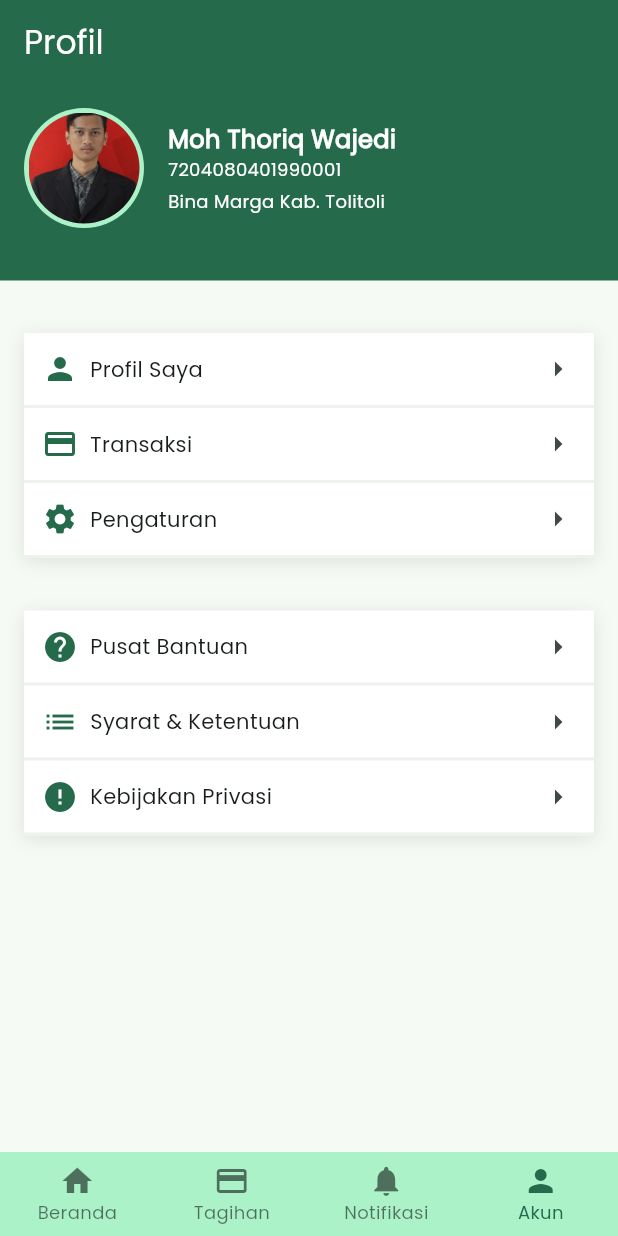
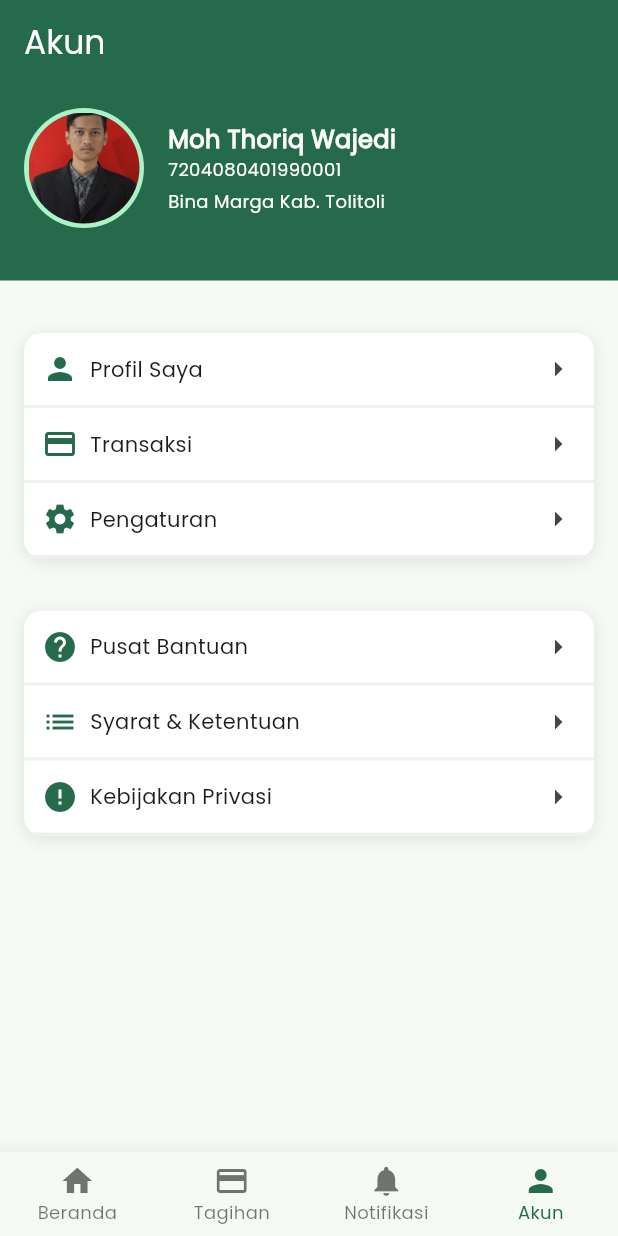
Before and after one commit to ThoriqW/aplikasi_kpri_mobile, a Flutter app: the MainView screen opened directly, item 4 of the bottom bar chosen, on a phone screen of 412 x 824 dp. Run offline on Flutter 3.47's test engine with Material 3 defaults, Android fonts, the phone set to English and light mode, and no system bars; our stand-ins replace flutter_riverpod, flutter_svg, get, hexcolor.

Commit message:
add page profile view and account view

```diff
--- a/lib/views/about_view.dart
+++ b/lib/views/about_view.dart
@@ -20,9 +20,10 @@ class AboutView extends StatelessWidget {
           child: Container(
             width: MediaQuery.of(context).size.width - 32,
             margin: const EdgeInsets.only(top: 15, bottom: 15),
-            decoration: const BoxDecoration(
+            decoration: BoxDecoration(
+              borderRadius: BorderRadius.circular(12),
               color: Colors.white,
-              boxShadow: [
+              boxShadow: const [
                 BoxShadow(
                   color: Color.fromRGBO(0, 0, 0, 0.1),
                   blurRadius: 9,
--- /dev/null
+++ b/lib/views/account_view.dart
@@ -0,0 +1,269 @@
+import 'package:aplikasi_kpri_mobile/views/profile_view.dart';
+import 'package:aplikasi_kpri_mobile/widgets/account_menu.dart';
+import 'package:flutter/material.dart';
+
+class AccountView extends StatelessWidget {
+  const AccountView({super.key});
+
+  @override
+  Widget build(BuildContext context) {
+    return Scaffold(
+      appBar: AppBar(
+        title: Text(
+          "Akun",
+          style: TextStyle(color: Theme.of(context).colorScheme.onPrimary),
+        ),
+        backgroundColor: Theme.of(context).colorScheme.primary,
+      ),
+      body: SingleChildScrollView(
+        child: Column(
+          children: [
+            Container(
+              color: Theme.of(context).colorScheme.primary,
+              width: double.infinity,
+              padding: const EdgeInsets.fromLTRB(16.0, 16.0, 16.0, 35.0),
+              child: const Row(
+                children: [
+                  CircleAvatar(
+                    radius: 40,
+                    child: CircleAvatar(
+                      backgroundImage: AssetImage("assets/images/thoriq.png"),
+                      radius: 37,
+                    ),
+                  ),
+                  SizedBox(width: 16),
+                  Column(
+                    mainAxisSize: MainAxisSize.min,
+                    crossAxisAlignment: CrossAxisAlignment.start,
+                    children: [
+                      Text(
+                        "Moh Thoriq Wajedi",
+                        style: TextStyle(
+                            fontWeight: FontWeight.bold,
+                            fontSize: 16,
+                            color: Colors.white),
+                      ),
+                      Text(
+                        "7204080401990001",
+                        style: TextStyle(fontSize: 12, color: Colors.white),
+                      ),
+                      SizedBox(
+                        height: 4,
+                      ),
+                      Text(
+                        "Bina Marga Kab. Tolitoli",
+                        style: TextStyle(fontSize: 12, color: Colors.white),
+                      ),
+                    ],
+                  )
+                ],
+              ),
+            ),
+            Container(
+              width: MediaQuery.of(context).size.width - 32,
+              margin: const EdgeInsets.only(top: 35),
+              decoration: BoxDecoration(
+                borderRadius: BorderRadius.circular(12),
+                color: Colors.white,
+                boxShadow: const [
+                  BoxShadow(
+                    color: Color.fromRGBO(0, 0, 0, 0.1),
+                    blurRadius: 9,
+                    spreadRadius: 0,
+                    offset: Offset(0, 2),
+                  ),
+                ],
+              ),
+              child: Column(
+                children: [
+                  AccountMenu(
+                    icon: Icons.person,
+                    text: "Profil Saya",
+                    onTap: () {
+                      Navigator.push(
+                        context,
+                        MaterialPageRoute(
+                          builder: (context) => const ProfileView(),
+                        ),
+                      );
+                    },
+                  ),
+                  Container(
+                    padding: const EdgeInsets.all(12),
+                    decoration: BoxDecoration(
+                      border: Border(
+                        bottom: BorderSide(
+                            width: 2,
+                            color:
+                                Theme.of(context).colorScheme.onInverseSurface),
+                      ),
+                    ),
+                    child: Row(
+                      mainAxisAlignment: MainAxisAlignment.spaceBetween,
+                      children: [
+                        Row(
+                          children: [
+                            Icon(
+                              Icons.payment,
+                              color: Theme.of(context).colorScheme.primary,
+                            ),
+                            const SizedBox(width: 8),
+                            const Text("Transaksi"),
+                          ],
+                        ),
+                        Icon(
+                          Icons.arrow_right,
+                          color: Theme.of(context).colorScheme.onSurfaceVariant,
+                        )
+                      ],
+                    ),
+                  ),
+                  Container(
+                    padding: const EdgeInsets.all(12),
+                    decoration: BoxDecoration(
+                      border: Border(
+                        bottom: BorderSide(
+                            width: 2,
+                            color:
+                                Theme.of(context).colorScheme.onInverseSurface),
+                      ),
+                    ),
+                    child: Row(
+                      mainAxisAlignment: MainAxisAlignment.spaceBetween,
+                      children: [
+                        Row(
+                          children: [
+                            Icon(
+                              Icons.settings,
+                              color: Theme.of(context).colorScheme.primary,
+                            ),
+                            const SizedBox(width: 8),
+                            const Text("Pengaturan"),
+                          ],
+                        ),
+                        Icon(
+                          Icons.arrow_right,
+                          color: Theme.of(context).colorScheme.onSurfaceVariant,
+                        )
+                      ],
+                    ),
+                  ),
+                ],
+              ),
+            ),
+            Container(
+              width: MediaQuery.of(context).size.width - 32,
+              margin: const EdgeInsets.only(top: 35),
+              decoration: BoxDecoration(
+                borderRadius: BorderRadius.circular(12),
+                color: Colors.white,
+                boxShadow: const [
+                  BoxShadow(
+                    color: Color.fromRGBO(0, 0, 0, 0.1),
+                    blurRadius: 9,
+                    spreadRadius: 0,
+                    offset: Offset(0, 2),
+                  ),
+                ],
+              ),
+              child: Column(
+                children: [
+                  Container(
+                    padding: const EdgeInsets.all(12),
+                    decoration: BoxDecoration(
+                      border: Border(
+                        bottom: BorderSide(
+                            width: 2,
+                            color:
+                                Theme.of(context).colorScheme.onInverseSurface),
+                      ),
+                    ),
+                    child: Row(
+                      mainAxisAlignment: MainAxisAlignment.spaceBetween,
+                      children: [
+                        Row(
+                          children: [
+                            Icon(
+                              Icons.help,
+                              color: Theme.of(context).colorScheme.primary,
+                            ),
+                            const SizedBox(width: 8),
+                            const Text("Pusat Bantuan"),
+                          ],
+                        ),
+                        Icon(
+                          Icons.arrow_right,
+                          color: Theme.of(context).colorScheme.onSurfaceVariant,
+                        )
+                      ],
+                    ),
+                  ),
+                  Container(
+                    padding: const EdgeInsets.all(12),
+                    decoration: BoxDecoration(
+                      border: Border(
+                        bottom: BorderSide(
+                            width: 2,
+                            color:
+                                Theme.of(context).colorScheme.onInverseSurface),
+                      ),
+                    ),
+                    child: Row(
+                      mainAxisAlignment: MainAxisAlignment.spaceBetween,
+                      children: [
+                        Row(
+                          children: [
+                            Icon(
+                              Icons.list,
+                              color: Theme.of(context).colorScheme.primary,
+                            ),
+                            const SizedBox(width: 8),
+                            const Text("Syarat & Ketentuan"),
+                          ],
+                        ),
+                        Icon(
+                          Icons.arrow_right,
+                          color: Theme.of(context).colorScheme.onSurfaceVariant,
+                        )
+                      ],
+                    ),
+                  ),
+                  Container(
+                    padding: const EdgeInsets.all(12),
+                    decoration: BoxDecoration(
+                      border: Border(
+                        bottom: BorderSide(
+                            width: 2,
+                            color:
+                                Theme.of(context).colorScheme.onInverseSurface),
+                      ),
+                    ),
+                    child: Row(
+                      mainAxisAlignment: MainAxisAlignment.spaceBetween,
+                      children: [
+                        Row(
+                          children: [
+                            Icon(
+                              Icons.error,
+                              color: Theme.of(context).colorScheme.primary,
+                            ),
+                            const SizedBox(width: 8),
+                            const Text("Kebijakan Privasi"),
+                          ],
+                        ),
+                        Icon(
+                          Icons.arrow_right,
+                          color: Theme.of(context).colorScheme.onSurfaceVariant,
+                        )
+                      ],
+                    ),
+                  ),
+                ],
+              ),
+            ),
+          ],
+        ),
+      ),
+    );
+  }
+}
--- a/lib/views/invoice_view.dart
+++ b/lib/views/invoice_view.dart
@@ -57,9 +57,10 @@ class InvoiceView extends StatelessWidget {
                 margin: const EdgeInsets.only(top: 35, bottom: 35),
                 padding:
                     const EdgeInsets.symmetric(horizontal: 12, vertical: 6),
-                decoration: const BoxDecoration(
+                decoration: BoxDecoration(
+                  borderRadius: BorderRadius.circular(12),
                   color: Colors.white,
-                  boxShadow: [
+                  boxShadow: const [
                     BoxShadow(
                       color: Color.fromRGBO(0, 0, 0, 0.1),
                       blurRadius: 9,
--- a/lib/views/main_view.dart
+++ b/lib/views/main_view.dart
@@ -1,7 +1,7 @@
 import 'package:aplikasi_kpri_mobile/views/home_view.dart';
 import 'package:aplikasi_kpri_mobile/views/invoice_view.dart';
 import 'package:aplikasi_kpri_mobile/views/notification_view.dart';
-import 'package:aplikasi_kpri_mobile/views/profile_view.dart';
+import 'package:aplikasi_kpri_mobile/views/account_view.dart';
 import 'package:flutter/material.dart';
 
 class MainView extends StatefulWidget {
@@ -16,7 +16,7 @@ class _MainViewState extends State<MainView> {
     const HomeView(),
     const InvoiceView(),
     const NotificationView(),
-    const ProfileView(),
+    const AccountView(),
   ];
   int currentIndex = 0;
 
@@ -33,7 +33,7 @@ class _MainViewState extends State<MainView> {
       resizeToAvoidBottomInset: false,
       bottomNavigationBar: BottomNavigationBar(
         type: BottomNavigationBarType.fixed,
-        elevation: 0,
+        elevation: 15,
         onTap: onTap,
         currentIndex: currentIndex,
         selectedFontSize: 12,
@@ -56,7 +56,6 @@ class _MainViewState extends State<MainView> {
             label: 'Akun',
           ),
         ],
-        backgroundColor: Theme.of(context).colorScheme.primaryContainer,
       ),
     );
   }
--- a/lib/views/notification_view.dart
+++ b/lib/views/notification_view.dart
@@ -23,9 +23,10 @@ class NotificationView extends StatelessWidget {
                 margin: const EdgeInsets.only(top: 35, bottom: 35),
                 padding:
                     const EdgeInsets.symmetric(horizontal: 12, vertical: 6),
-                decoration: const BoxDecoration(
+                decoration: BoxDecoration(
+                  borderRadius: BorderRadius.circular(12),
                   color: Colors.white,
-                  boxShadow: [
+                  boxShadow: const [
                     BoxShadow(
                       color: Color.fromRGBO(0, 0, 0, 0.1),
                       blurRadius: 9,
--- /dev/null
+++ b/lib/widgets/account_menu.dart
@@ -0,0 +1,47 @@
+import 'package:flutter/material.dart';
+
+class AccountMenu extends StatelessWidget {
+  const AccountMenu(
+      {super.key, required this.icon, required this.text, required this.onTap});
+  final IconData icon;
+  final String text;
+  final Function onTap;
+
+  @override
+  Widget build(BuildContext context) {
+    return GestureDetector(
+      onTap: () {
+        onTap();
+      },
+      child: Container(
+        padding: const EdgeInsets.all(12),
+        decoration: BoxDecoration(
+          border: Border(
+            bottom: BorderSide(
+                width: 2,
+                color: Theme.of(context).colorScheme.onInverseSurface),
+          ),
+        ),
+        child: Row(
+          mainAxisAlignment: MainAxisAlignment.spaceBetween,
+          children: [
+            Row(
+              children: [
+                Icon(
+                  icon,
+                  color: Theme.of(context).colorScheme.primary,
+                ),
+                const SizedBox(width: 8),
+                Text(text),
+              ],
+            ),
+            Icon(
+              Icons.arrow_right,
+              color: Theme.of(context).colorScheme.onSurfaceVariant,
+            )
+          ],
+        ),
+      ),
+    );
+  }
+}
--- a/lib/widgets/home_menu.dart
+++ b/lib/widgets/home_menu.dart
@@ -19,10 +19,6 @@ class HomeMenu extends StatelessWidget {
       },
       child: Container(
         padding: const EdgeInsets.symmetric(horizontal: 18.0, vertical: 12),
-        decoration: BoxDecoration(
-          color: Theme.of(context).colorScheme.onInverseSurface,
-          borderRadius: BorderRadius.circular(8),
-        ),
         child: Column(
           children: [
             SvgPicture.asset(
@@ -33,7 +29,7 @@ class HomeMenu extends StatelessWidget {
             Text(
               title,
               style: const TextStyle(
-                fontSize: 10,
+                fontSize: 12,
                 fontWeight: FontWeight.bold,
               ),
             )
```
Also changed, not shown: lib/views/loan_view.dart (+6 -4 lines), lib/views/login_view.dart (+18 -6 lines), lib/views/profile_view.dart (+157 -195 lines).
